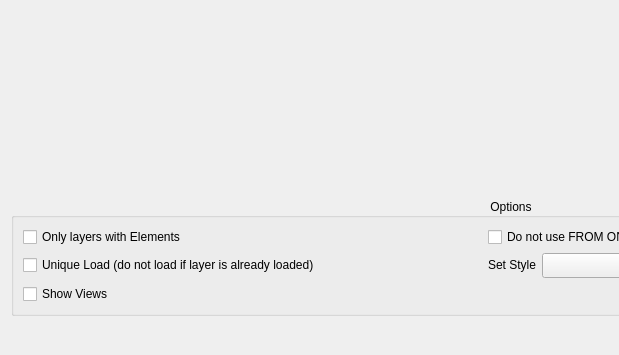
Qt form LayerTools/LoadLayersFromServer/loadLayersFromServer.ui (dsgoficial/DsgTools) before a commit; both pictures show x 0 to 619 and y 0 to 355 of the 1023 by 355 pixel window.
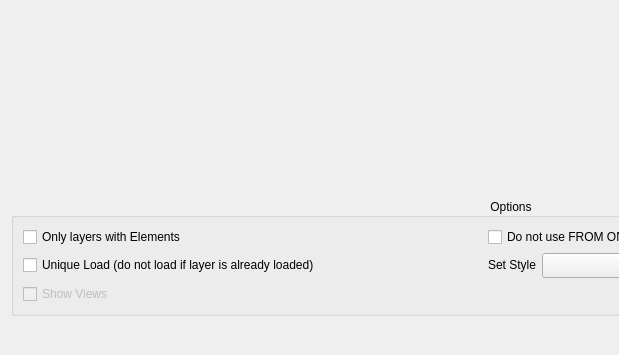
The same form after that commit. Custom widgets are drawn as their Qt base class.

```diff
--- a/LayerTools/LoadLayersFromServer/loadLayersFromServer.ui
+++ b/LayerTools/LoadLayersFromServer/loadLayersFromServer.ui
@@ -155,6 +155,9 @@
       </item>
       <item row="2" column="0">
        <widget class="QCheckBox" name="showViewsCheckBox">
+        <property name="enabled">
+         <bool>false</bool>
+        </property>
         <property name="text">
          <string>Show Views</string>
         </property>
```
